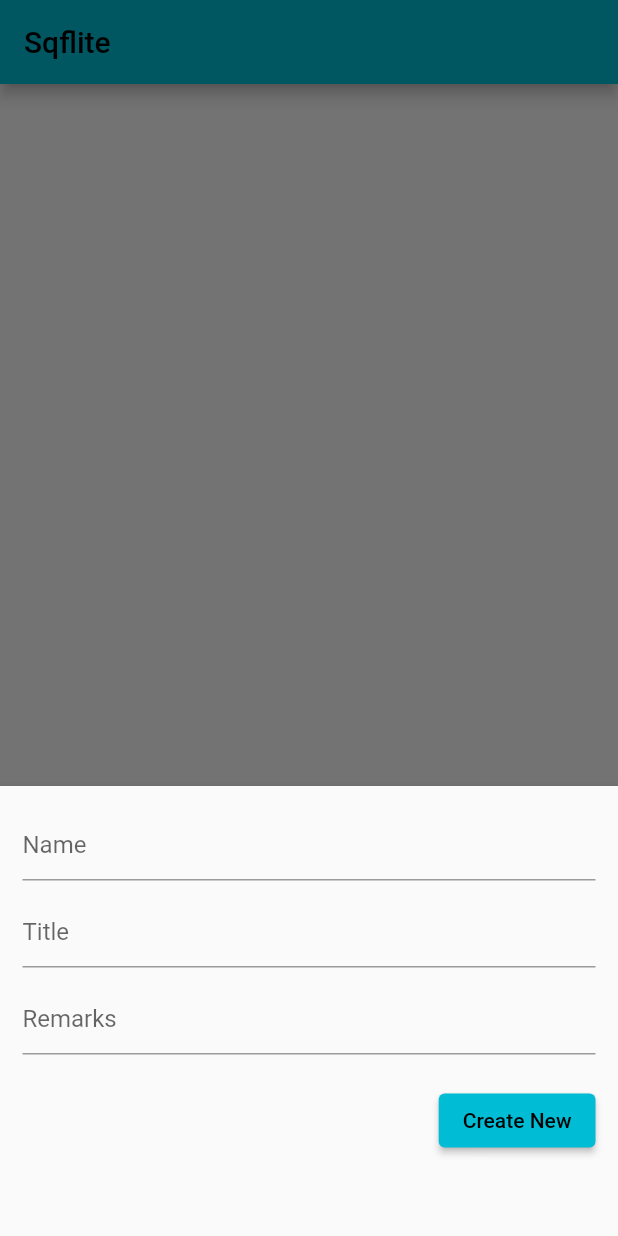
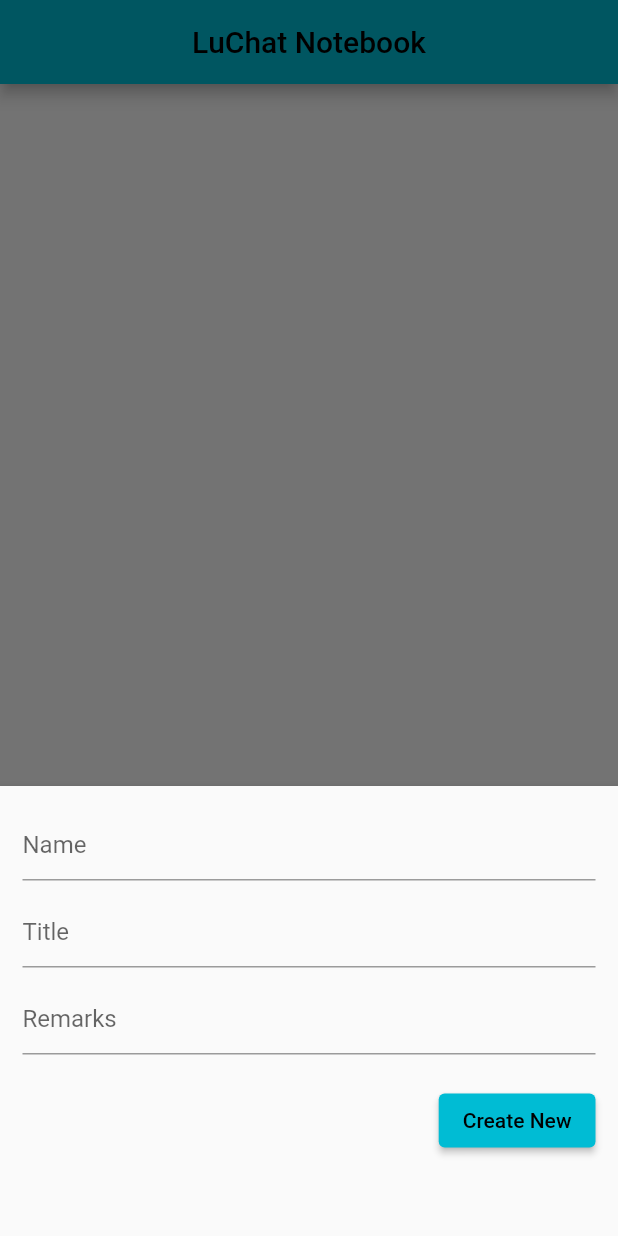
Before and after one commit to ponnow/test_flutter, a Flutter app: the screen it shows after launch, after a tap on the "add" icon, on a phone screen of 412 x 824 dp. Run offline on Flutter 3.47's test engine with Material 2 defaults, Android fonts, the phone set to English and light mode, and no system bars; our stand-ins replace sqflite; accounts and stored records are empty.

Commit message:
Note Application

```diff
--- a/lib/home.dart
+++ b/lib/home.dart
@@ -1,5 +1,6 @@
 import 'package:flutter/material.dart';
 import 'package:sqlite_flutter/sqlHelper.dart';
+import 'sqlHelper.dart';
 
 class HomePage extends StatefulWidget {
   const HomePage({Key? key}) : super(key: key);
@@ -28,9 +29,12 @@ class _HomePageState extends State<HomePage> {
     _refreshJournals(); // Loading the diary when the app starts
   }
 
-  TextEditingController _nameController = new TextEditingController();
-  TextEditingController _titleController = new TextEditingController();
-  TextEditingController _remarksController = new TextEditingController();
+  //TextEditingController _nameController = new TextEditingController();
+  //TextEditingController _titleController = new TextEditingController();
+  //TextEditingController _remarksController = new TextEditingController();
+  final _nameController = TextEditingController();
+  final _titleController = TextEditingController();
+  final _remarksController = TextEditingController();
 
   // This function will be triggered when the floating button is pressed
   // It will also be triggered when you want to update an item
@@ -49,7 +53,7 @@ class _HomePageState extends State<HomePage> {
         context: context,
         elevation: 5,
         builder: (_) => Container(
-              padding: EdgeInsets.all(15),
+              padding: const EdgeInsets.all(15),
               width: double.infinity,
               height: 300,
               child: Column(
@@ -57,23 +61,23 @@ class _HomePageState extends State<HomePage> {
                 children: [
                   TextField(
                     controller: _nameController,
-                    decoration: InputDecoration(hintText: 'Name'),
+                    decoration: const InputDecoration(hintText: 'Name'),
                   ),
-                  SizedBox(
+                  const SizedBox(
                     height: 10,
                   ),
                   TextField(
                     controller: _titleController,
-                    decoration: InputDecoration(hintText: 'Title'),
+                    decoration: const InputDecoration(hintText: 'Title'),
                   ),
-                  SizedBox(
+                  const SizedBox(
                     height: 10,
                   ),
                   TextField(
                     controller: _remarksController,
-                    decoration: InputDecoration(hintText: 'Remarks'),
+                    decoration: const InputDecoration(hintText: 'Remarks'),
                   ),
-                  SizedBox(
+                  const SizedBox(
                     height: 20,
                   ),
                   ElevatedButton(
@@ -102,12 +106,12 @@ class _HomePageState extends State<HomePage> {
             ));
   }
 
-  // Insert a new journal to the database insert datatbase
+  // Insert a new journal to the database
   Future<void> _addNote() async {
     await SQLHelper.createNote(
         _nameController.text, _titleController.text, _remarksController.text);
-    ScaffoldMessenger.of(context).showSnackBar(SnackBar(
-      content: Text('Successfully Added Note!'),
+    ScaffoldMessenger.of(context).showSnackBar(const SnackBar(
+      content: Text('Successfully Added a Note!'),
     ));
     _refreshJournals();
   }
@@ -122,8 +126,8 @@ class _HomePageState extends State<HomePage> {
   // Delete an item
   void _deleteItem(int id) async {
     await SQLHelper.deleteNotes(id);
-    ScaffoldMessenger.of(context).showSnackBar(SnackBar(
-      content: Text('Successfully deleted a journal!'),
+    ScaffoldMessenger.of(context).showSnackBar(const SnackBar(
+      content: Text('Successfully deleted a Note!'),
     ));
     _refreshJournals();
   }
@@ -132,17 +136,19 @@ class _HomePageState extends State<HomePage> {
   Widget build(BuildContext context) {
     return Scaffold(
       appBar: AppBar(
-        title: Text('Sqflite'),
+        title: const Center(
+          child: Text('LuChat Notebook'),
+        ),
       ),
       body: _isLoading
-          ? Center(
+          ? const Center(
               child: CircularProgressIndicator(),
             )
           : ListView.builder(
               itemCount: _journals.length,
               itemBuilder: (context, index) => Card(
                 color: Colors.orange[200],
-                margin: EdgeInsets.all(15),
+                margin: const EdgeInsets.all(15),
                 child: ListTile(
                     leading: Text(_journals[index]['name']),
                     title: Text(_journals[index]['title']),
@@ -152,11 +158,11 @@ class _HomePageState extends State<HomePage> {
                       child: Row(
                         children: [
                           IconButton(
-                            icon: Icon(Icons.edit),
+                            icon: const Icon(Icons.edit),
                             onPressed: () => _showForm(_journals[index]['id']),
                           ),
                           IconButton(
-                            icon: Icon(Icons.delete),
+                            icon: const Icon(Icons.delete),
                             onPressed: () =>
                                 _deleteItem(_journals[index]['id']),
                           ),
@@ -166,7 +172,7 @@ class _HomePageState extends State<HomePage> {
               ),
             ),
       floatingActionButton: FloatingActionButton(
-        child: Icon(Icons.add),
+        child: const Icon(Icons.add),
         onPressed: () => _showForm(null),
       ),
     );
--- a/lib/main.dart
+++ b/lib/main.dart
@@ -2,7 +2,7 @@ import 'package:flutter/material.dart';
 import 'package:sqlite_flutter/home.dart';
 
 void main() {
-  runApp(MyApp());
+  runApp(const MyApp());
 }
 
 class MyApp extends StatelessWidget {
@@ -16,7 +16,7 @@ class MyApp extends StatelessWidget {
       theme: ThemeData(
         primarySwatch: Colors.cyan,
       ),
-      home: HomePage(),
+      home: const HomePage(),
     );
   }
 }
--- a/lib/sqlHelper.dart
+++ b/lib/sqlHelper.dart
@@ -1,5 +1,3 @@
-import 'dart:html';
-
 import 'package:sqflite/sqflite.dart' as sql;
 
 class SQLHelper {
@@ -13,35 +11,39 @@ class SQLHelper {
   static final COL_4 = 'remarks';
   static final COL_5 = 'createAT';
 
-  static Future<void> createTable(sql.Database database) async {
-    String CREATE_TABLE_QUERY = 'CREATE TABLE' +
+  static Future<void> createTables(sql.Database database) async {
+    String CREATE_TABLE_QUERY = "CREATE TABLE " +
         TABLE_NAME +
-        '(' +
+        "(" +
         COL_1 +
-        'INTEGER PRIMARY KEY AUTOINCREMENT,' +
+        " INTEGER PRIMARY KEY AUTOINCREMENT ," +
         COL_2 +
-        'TEXT,' +
+        " TEXT," +
         COL_3 +
-        'TEXT,' +
+        " TEXT," +
         COL_4 +
-        'TEXT,' +
+        " TEXT," +
         COL_5 +
-        'TIMESTAMP NOT NULL DEFAULT CURRENT_TIMESTAMP' +
-        ')';
+        " TIMESTAMP NOT NULL DEFAULT CURRENT_TIMESTAMP" +
+        ")";
 
     await database.execute(CREATE_TABLE_QUERY);
   }
 
   static Future<sql.Database> db() async {
-    return sql.openDatabase(DATABASE_NAME, version: VERSION,
-        onCreate: (sql.Database database, int version) async {
-      await createTable(database);
-    });
+    return sql.openDatabase(
+      DATABASE_NAME,
+      version: VERSION,
+      onCreate: (sql.Database database, int version) async {
+        await createTables(database);
+      },
+    );
   }
 
   //Create new Note(Journal)
 
-  static Future<int> createNote(String name, title, String? remarks) async {
+  static Future<int> createNote(
+      String name, String title, String? remarks) async {
     final db = await SQLHelper.db();
 
     final data = {COL_2: name, COL_3: title, COL_4: remarks};
@@ -54,29 +56,31 @@ class SQLHelper {
 
   static Future<List<Map<String, dynamic>>> getNotes() async {
     final db = await SQLHelper.db();
-    return db.query(TABLE_NAME, orderBy: 'id');
+    return db.query(TABLE_NAME, orderBy: "id");
   }
 
   //Read single note
 
   static Future<List<Map<String, dynamic>>> getNote(int id) async {
     final db = await SQLHelper.db();
-    return db.query(TABLE_NAME, where: 'id  =?', whereArgs: [id], limit: 1);
+    return db.query(TABLE_NAME, where: "id = ?", whereArgs: [id], limit: 1);
   }
 
   //Update an Note by id
 
   static Future<int> updateNotes(
-      int id, String name, title, String? remarks) async {
+      int id, String name, String title, String? remarks) async {
     final db = await SQLHelper.db();
+
     final data = {
       COL_2: name,
       COL_3: title,
       COL_4: remarks,
       COL_5: DateTime.now().toString()
     };
+
     final result =
-        await db.update(TABLE_NAME, data, where: "id", whereArgs: [id]);
+        await db.update(TABLE_NAME, data, where: "id = ?", whereArgs: [id]);
     return result;
   }
 
@@ -85,9 +89,9 @@ class SQLHelper {
   static Future<void> deleteNotes(int id) async {
     final db = await SQLHelper.db();
     try {
-      await db.delete(TABLE_NAME, where: 'id', whereArgs: [id]);
+      await db.delete(TABLE_NAME, where: "id = ?", whereArgs: [id]);
     } catch (err) {
-      print('Something went wrong : $err');
+      print("Something went wrong when deleting an item: $err");
     }
   }
 }
```
